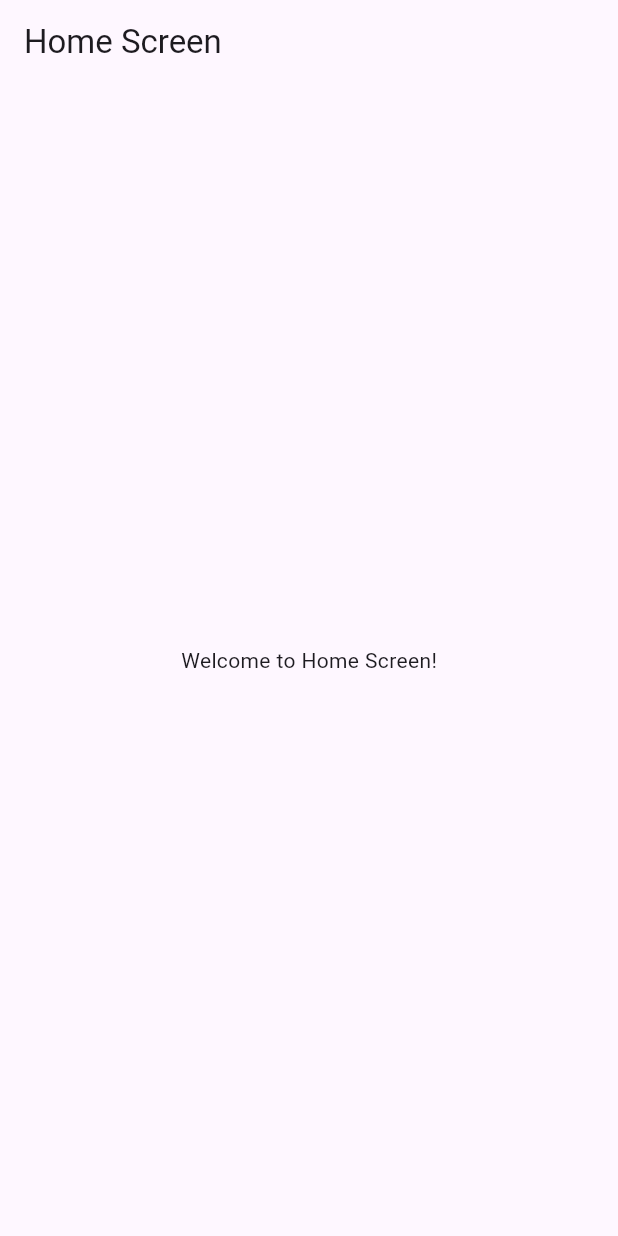
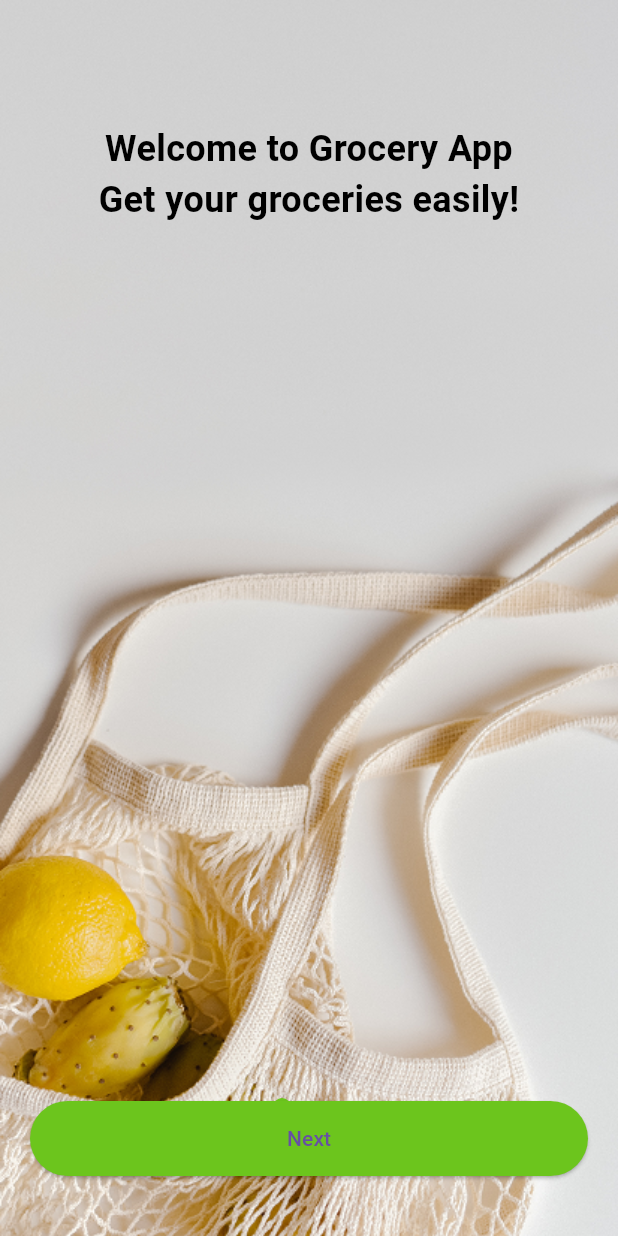
Before and after one commit to SherazArshad001/Grocery_App_Flutter, a Flutter app: the screen it shows after launch, on a phone screen of 412 x 824 dp. Run offline on Flutter 3.47's test engine with Material 3 defaults, Android fonts, the phone set to English and light mode, and no system bars; our stand-ins replace get.

Commit message:
On Boarding screen completed

```diff
--- /dev/null
+++ b/lib/controller/onboarding_controller.dart
@@ -0,0 +1,22 @@
+import 'package:flutter/material.dart';
+import 'package:get/get.dart';
+
+class OnboardingController extends GetxController {
+  var currentPage = 0.obs;
+  final pageController = PageController();
+
+  void nextPage() {
+    if (currentPage.value < 2) {
+      pageController.nextPage(
+        duration: const Duration(milliseconds: 500),
+        curve: Curves.ease,
+      );
+    } else {
+      Get.offAllNamed('/home'); // Navigate to Home after last onboarding screen
+    }
+  }
+
+  void onPageChanged(int index) {
+    currentPage.value = index;
+  }
+}
--- a/lib/controller/splash_controller.dart
+++ b/lib/controller/splash_controller.dart
@@ -5,14 +5,14 @@ class SplashController extends GetxController {
   @override
   void onInit() {
     super.onInit();
-    _navigateToHome();
+    _navigateToOnBoarding();
   }
 
-  void _navigateToHome() {
+  void _navigateToOnBoarding() {
     Future.delayed(
       const Duration(seconds: 3),
       () {
-        Get.offNamed(AppRoutes.home);
+        Get.offNamed(AppRoutes.boarding);
       },
     );
   }
--- a/lib/routes/app_routes.dart
+++ b/lib/routes/app_routes.dart
@@ -1,13 +1,20 @@
 import 'package:get/get_navigation/src/routes/get_route.dart';
 import 'package:grocery_app/views/home_screen.dart';
+import 'package:grocery_app/views/onboarding.dart';
 import 'package:grocery_app/views/splash_screen.dart';
 
 class AppRoutes {
   static const String splash = '/splash';
+  static const String boarding = '/boarding';
+
   static const String home = '/home';
+
 
   static List<GetPage> pages = [
     GetPage(name: splash, page: () => const SplashScreen()),
+    GetPage(name: boarding, page: () => const OnboardingScreen()),
+
     GetPage(name: home, page: () => const HomeScreen()),
+
   ];
 }
--- a/lib/utils/app_assets.dart
+++ b/lib/utils/app_assets.dart
@@ -1,4 +1,7 @@
 class AppAssets {
   // Images
   static const String splash = 'assets/images/splash.png';
+  static const String onboarding1 = 'assets/images/onboarding1.png';
+  static const String onboarding2 = 'assets/images/onboarding2.png';
+  static const String onboarding3 = 'assets/images/onboarding3.png';
 }
--- a/lib/utils/app_constant.dart
+++ b/lib/utils/app_constant.dart
@@ -5,6 +5,7 @@ class AppConstants {
   // Button Text
   static const String getStarted = "Get Start";
   static const String addToCart = "Add To Cart";
+  static const String next = "Next";
 
   static const String splashText = "Welcome to\nBig Cart";
 
--- /dev/null
+++ b/lib/views/onboarding.dart
@@ -0,0 +1,112 @@
+import 'package:flutter/material.dart';
+import 'package:get/get.dart';
+import 'package:grocery_app/controller/onboarding_controller.dart';
+import 'package:grocery_app/utils/app_assets.dart';
+import 'package:grocery_app/utils/app_colors.dart';
+import 'package:grocery_app/utils/app_constant.dart';
+import 'package:grocery_app/utils/app_style.dart';
+
+class OnboardingScreen extends StatelessWidget {
+  const OnboardingScreen({super.key});
+
+  @override
+  Widget build(BuildContext context) {
+    final OnboardingController controller = Get.put(OnboardingController());
+    Size screenSize = MediaQuery.of(context).size;
+
+    final List<Map<String, String>> onboardingData = [
+      {
+        "image": AppAssets.onboarding1,
+        "text": "Welcome to Grocery App\nGet your groceries easily!",
+      },
+      {
+        "image": AppAssets.onboarding2,
+        "text": "Find fresh vegetables\nand quality products.",
+      },
+      {
+        "image": AppAssets.onboarding3,
+        "text": "Fast delivery\nat your doorstep!",
+      },
+    ];
+
+    return Scaffold(
+      body: Stack(
+        children: [
+          /// PageView for Onboarding Screens
+          PageView.builder(
+            controller: controller.pageController,
+            onPageChanged: controller.onPageChanged,
+            itemCount: onboardingData.length,
+            itemBuilder: (context, index) {
+              return Stack(
+                children: [
+                  /// Background Image
+                  SizedBox(
+                    height: screenSize.height,
+                    width: screenSize.width,
+                    child: Image.asset(
+                      onboardingData[index]["image"]!,
+                      fit: BoxFit.cover,
+                    ),
+                  ),
+
+                  /// Heading Text
+                  Positioned(
+                    top: screenSize.height * 0.1,
+                    left: 20,
+                    right: 20,
+                    child: Text(onboardingData[index]["text"]!,
+                        textAlign: TextAlign.center,
+                        style: AppStyles.headingStyle),
+                  ),
+                ],
+              );
+            },
+          ),
+
+          /// Page Indicator Dots (Using Obx)
+          Positioned(
+            bottom: 80,
+            left: 0,
+            right: 0,
+            child: Obx(() => Row(
+                  mainAxisAlignment: MainAxisAlignment.center,
+                  children: List.generate(
+                    onboardingData.length,
+                    (index) => AnimatedContainer(
+                      duration: const Duration(milliseconds: 300),
+                      margin: const EdgeInsets.symmetric(horizontal: 5),
+                      width: controller.currentPage.value == index ? 12 : 8,
+                      height: controller.currentPage.value == index ? 12 : 8,
+                      decoration: BoxDecoration(
+                        color: controller.currentPage.value == index
+                            ? AppColors.primaryColor
+                            : AppColors.secondaryColor,
+                        shape: BoxShape.circle,
+                      ),
+                    ),
+                  ),
+                )),
+          ),
+
+          /// Next Button
+          Positioned(
+            bottom: 40,
+            left: 20,
+            right: 20,
+            child: Obx(() => ElevatedButton(
+                  onPressed: controller.nextPage,
+                  style: ElevatedButton.styleFrom(
+                    backgroundColor: AppColors.primaryColor,
+                    padding: const EdgeInsets.symmetric(vertical: 15),
+                  ),
+                  child: Text(controller.currentPage.value == 2
+                      ? AppConstants.getStarted
+                      : "Next"),
+                )),
+          ),
+        ],
+      ),
+    );
+  }
+}
```
Also changed, not shown: assets/images/onboarding1.png (added), assets/images/onboarding2.png (added), assets/images/onboarding3.png (added).
